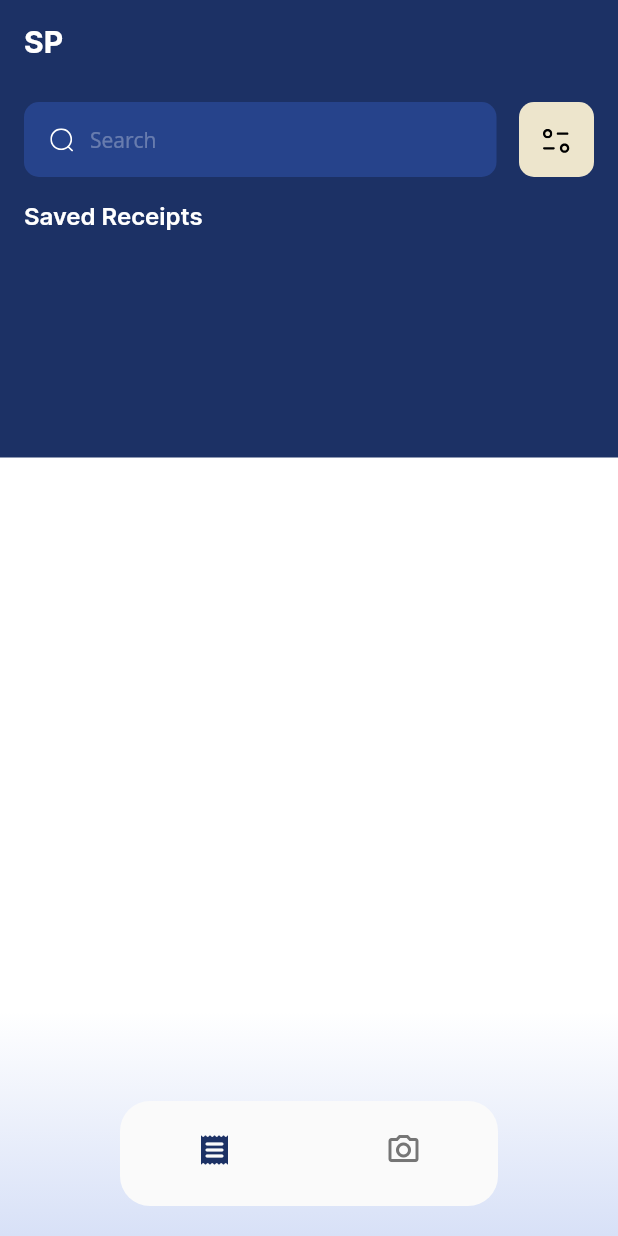
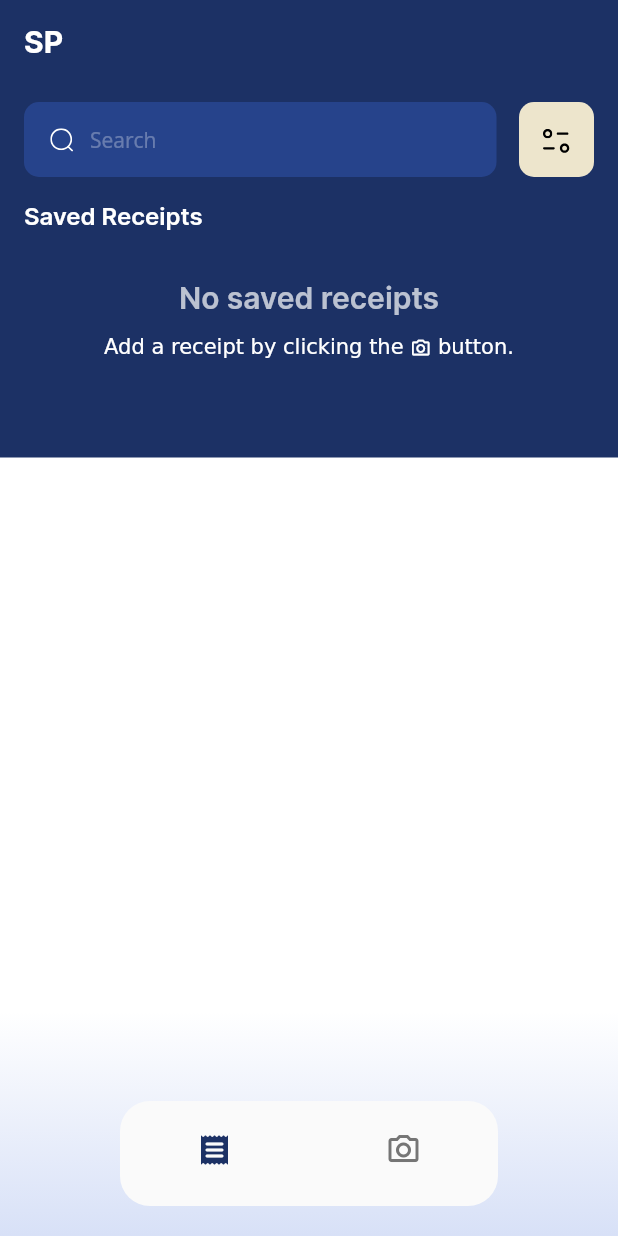
Before and after one commit to keijeizei/SP-App, a Flutter app: the screen it shows after launch, on a phone screen of 412 x 824 dp. Run offline on Flutter 3.47's test engine with Material 2 defaults, Android fonts, the phone set to English and light mode, and no system bars; our stand-ins replace camera, flutter_svg, sqflite; missing offline and left inert: google_mlkit_text_recognition, image_crop; accounts and stored records are empty.

Commit message:
Improve UI

```diff
--- a/lib/views/screens/home_page.dart
+++ b/lib/views/screens/home_page.dart
@@ -27,12 +27,6 @@ class _HomePageState extends State<HomePage> {
   @override
   void initState() {
     super.initState();
-    // db.insertReceipt(Receipt(
-    //     id: -1,
-    //     title: 'Resibo2',
-    //     photo: 'assets/images/list2.jpg',
-    //     date: 1677299899069,
-    //     price: 124.36));
     refreshDB();
   }
 
@@ -110,17 +104,56 @@ class _HomePageState extends State<HomePage> {
                         future: savedReceipt,
                         builder: (context, AsyncSnapshot snapshot) {
                           if (!snapshot.hasData) {
-                            return Center(child: CircularProgressIndicator());
+                            return const Center(
+                                child: CircularProgressIndicator());
                           } else {
                             return Container(
                               margin: const EdgeInsets.only(top: 4),
                               // height: 220,
-                              child: ListView.separated(
+                              child: snapshot.data.isEmpty
+                                  ? Column(children: [
+                                      const SizedBox(
+                                        height: 14,
+                                      ),
+                                      const Text(
+                                        'No saved receipts',
+                                        style: TextStyle(
+                                            color: Colors.white70,
+                                            fontSize: 20,
+                                            fontWeight: FontWeight.w600,
+                                            fontFamily: 'inter'),
+                                      ),
+                                      const SizedBox(
+                                        height: 12,
+                                      ),
+                                      RichText(
+                                        text: const TextSpan(
+                                          children: [
+                                            TextSpan(
+                                              text:
+                                                  "Add a receipt by clicking the ",
+                                            ),
+                                            WidgetSpan(
+                                              child: Icon(
+                                                Icons.camera_alt_outlined,
+                                                size: 14,
+                                                color: Colors.white,
+                                              ),
+                                            ),
+                                            TextSpan(
+                                              text: " button.",
+                                            ),
+                                          ],
+                                        ),
+                                      )
+                                    ])
+                                  : ListView.separated(
                                       shrinkWrap: true,
-                                padding:
-                                    const EdgeInsets.symmetric(horizontal: 16),
+                                      padding: const EdgeInsets.symmetric(
+                                          horizontal: 16),
                                       itemCount: snapshot.data.length,
-                                physics: const NeverScrollableScrollPhysics(),
+                                      physics:
+                                          const NeverScrollableScrollPhysics(),
                                       separatorBuilder: (context, index) {
                                         return const SizedBox(height: 16);
                                       },
```
Also changed, not shown: lib/views/screens/receipt_detail_page.dart (+37 -12 lines). Lines whose indentation alone changed are shown as unchanged.
